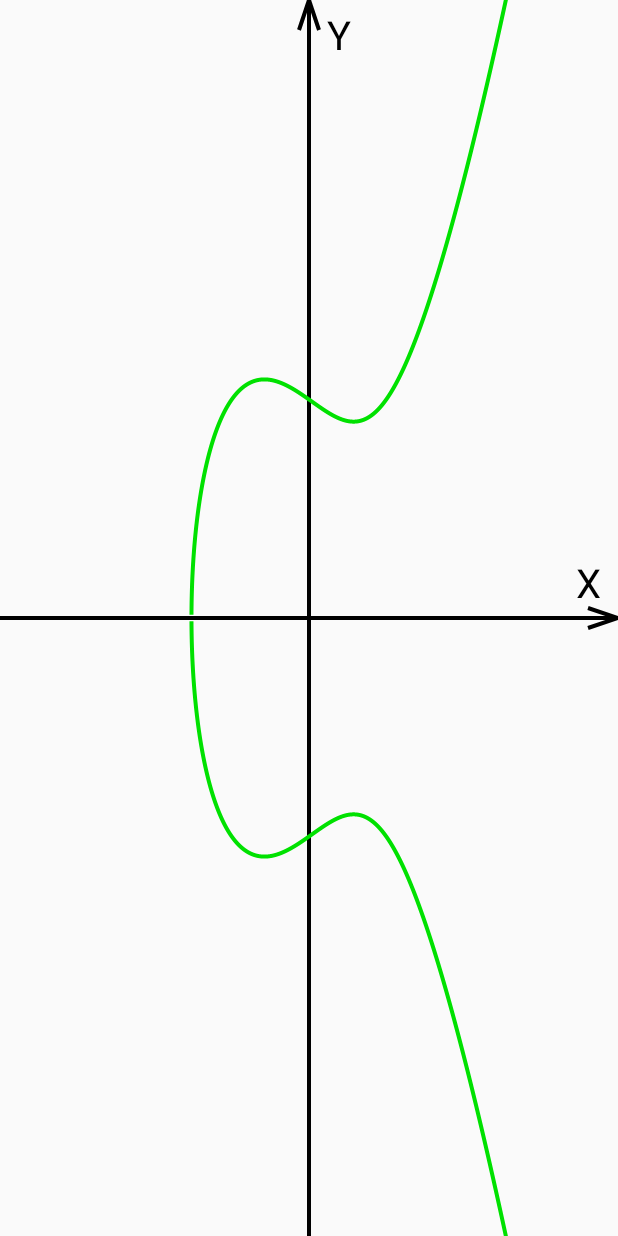
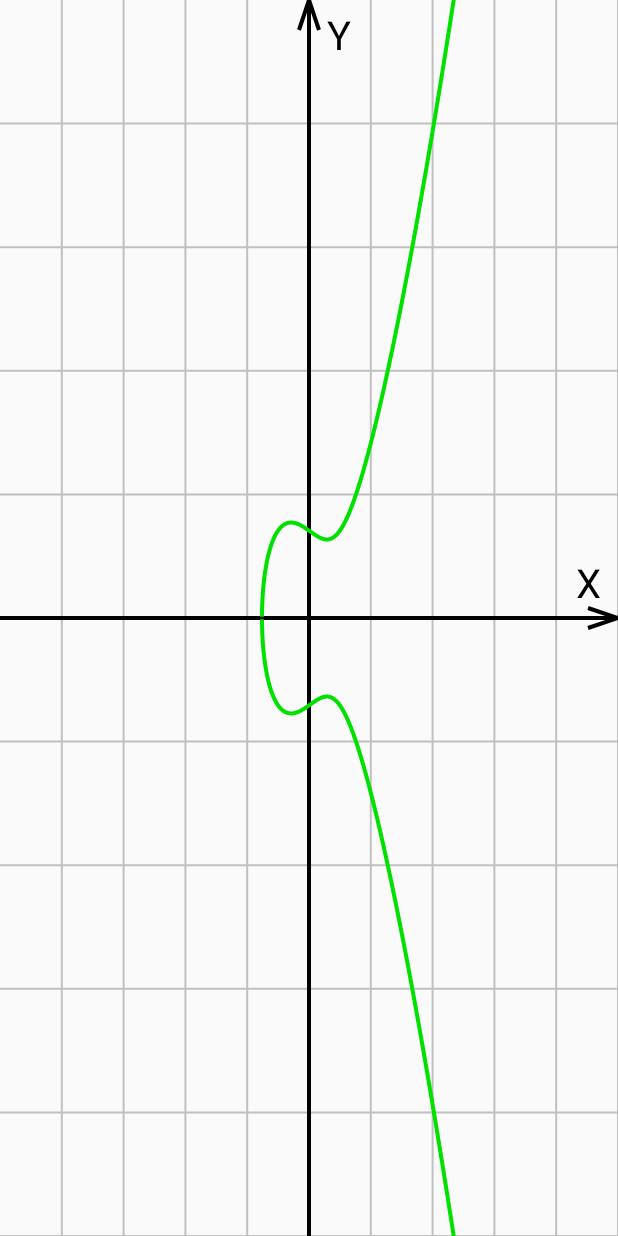
Before and after one commit to i-redbyte/Animatron, an Android app built with Jetpack Compose: the EllipticCurveActivity screen opened directly, with no data from a screen before it, on a phone screen of 412 x 824 dp. Run offline under Robolectric (Android 15) with nearby library versions, the phone set to English and light mode, and no system bars.

Commit message:
[EllipticCurve] draw grid

```diff
--- a/app/src/main/AndroidManifest.xml
+++ b/app/src/main/AndroidManifest.xml
@@ -59,7 +59,7 @@
             />
         <activity android:name=".gophers.GophersActivity" />
         <activity android:name=".power.GolangPowerActivity" />
-        <activity android:name=".curve.CurveActivity" />
+        <activity android:name=".curve.EllipticCurveActivity" />
         <activity
             android:name=".MainActivity"
             android:exported="true"
--- a/app/src/main/java/org/redbyte/animatron/MainActivity.kt
+++ b/app/src/main/java/org/redbyte/animatron/MainActivity.kt
@@ -6,7 +6,7 @@ import android.widget.Button
 import androidx.appcompat.app.AppCompatActivity
 import org.redbyte.animatron.card.GoCardActivity
 import org.redbyte.animatron.compost.CompostActivity
-import org.redbyte.animatron.curve.CurveActivity
+import org.redbyte.animatron.curve.EllipticCurveActivity
 import org.redbyte.animatron.koch.KochSnowActivity
 import org.redbyte.animatron.life.LifeGameActivity
 import org.redbyte.animatron.newyear.NewYearActivity
@@ -68,7 +68,7 @@ class MainActivity : AppCompatActivity() {
             startActivity(NewYearActivity.newInstance(this))
         }
         findViewById<Button>(R.id.btnEllipticCurve).setOnClickListener {
-            startActivity(CurveActivity.newInstance(this))
+            startActivity(EllipticCurveActivity.newInstance(this))
         }
     }
 }
--- a/app/src/main/java/org/redbyte/animatron/curve/CurveActivity.kt
+++ b/app/src/main/java/org/redbyte/animatron/curve/EllipticCurveActivity.kt
@@ -6,7 +6,7 @@ import androidx.appcompat.app.AppCompatActivity
 import android.os.Bundle
 import org.redbyte.animatron.R
 
-class CurveActivity : AppCompatActivity() {
+class EllipticCurveActivity : AppCompatActivity() {
     override fun onCreate(savedInstanceState: Bundle?) {
         super.onCreate(savedInstanceState)
         setContentView(R.layout.activity_curve)
@@ -14,13 +14,13 @@ class CurveActivity : AppCompatActivity() {
         ellipticCurveView.setCurveParameters(
             a = -1.0,
             b = 2.0,
-            xMin = -4.0,
-            xMax = 4.0,
+            xMin = -10.0,
+            xMax = 10.0,
             step = 0.0001
         )
     }
 
     companion object {
-        fun newInstance(context: Context): Intent = Intent(context, CurveActivity::class.java)
+        fun newInstance(context: Context): Intent = Intent(context, EllipticCurveActivity::class.java)
     }
 }
--- a/app/src/main/java/org/redbyte/animatron/curve/EllipticCurveView.kt
+++ b/app/src/main/java/org/redbyte/animatron/curve/EllipticCurveView.kt
@@ -24,6 +24,13 @@ class EllipticCurveView(context: Context, attrs: AttributeSet? = null) : View(co
         textSize = 40f
         textAlign = Paint.Align.CENTER
     }
+    private val gridPaint = Paint(Paint.ANTI_ALIAS_FLAG).apply {
+        color = 0xFFC0C0C0.toInt()
+        strokeWidth = 2f
+    }
+
+    private var gridStepX = 1.0f
+    private var gridStepY = 1.0f
 
     private var a = 0.0
     private var b = 7.0
@@ -34,10 +41,38 @@ class EllipticCurveView(context: Context, attrs: AttributeSet? = null) : View(co
 
     override fun onDraw(canvas: Canvas) {
         super.onDraw(canvas)
+        drawGrid(canvas)
         drawAxes(canvas)
         drawCurve(canvas)
     }
+    private fun drawGrid(canvas: Canvas) {
+        val scaleX = width / (xMax - xMin).toFloat()
+        val scaleY = height / (xMax - xMin).toFloat()
+        val midX = width / 2f
+        val midY = height / 2f
 
+        var y = midY
+        while (y >= 0) {
+            canvas.drawLine(0f, y, width.toFloat(), y, gridPaint)
+            y -= scaleY * gridStepY
+        }
+        y = midY + scaleY * gridStepY
+        while (y <= height) {
+            canvas.drawLine(0f, y, width.toFloat(), y, gridPaint)
+            y += scaleY * gridStepY
+        }
+
+        var x = midX
+        while (x >= 0) {
+            canvas.drawLine(x, 0f, x, height.toFloat(), gridPaint)
+            x -= scaleX * gridStepX
+        }
+        x = midX + scaleX * gridStepX
+        while (x <= width) {
+            canvas.drawLine(x, 0f, x, height.toFloat(), gridPaint)
+            x += scaleX * gridStepX
+        }
+    }
     private fun drawCurve(canvas: Canvas) {
         val pathPositive = android.graphics.Path()
         val pathNegative = android.graphics.Path()
@@ -106,6 +141,9 @@ class EllipticCurveView(context: Context, attrs: AttributeSet? = null) : View(co
         this.xMin = xMin
         this.xMax = xMax
         this.step = step
+        val rangeX:Float = (xMax - xMin).toFloat()
+        gridStepX = rangeX / 10f
+        gridStepY = gridStepX
         invalidate()
     }
 }
```
